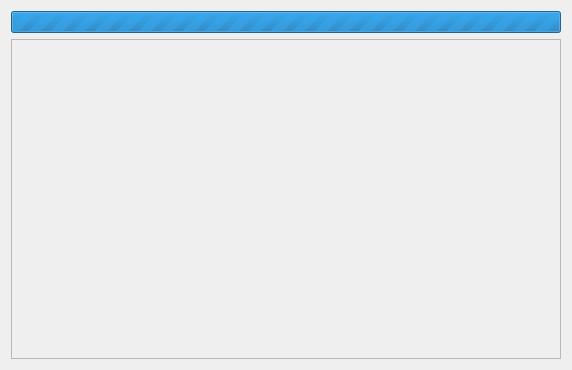
The window that picup/ui_files/LinkDialog.ui (Arvedui/picup) describes before a commit, drawn with Qt 5.
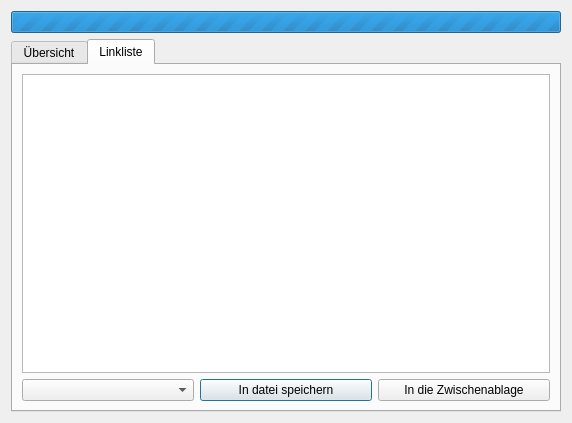
The same window after the commit. The open tabs and pages were chosen to show the change.

Commit message: preperations for better link output

What changed in the file:
```diff
--- a/picup/ui_files/LinkDialog.ui
+++ b/picup/ui_files/LinkDialog.ui
@@ -7,7 +7,7 @@
     <x>0</x>
     <y>0</y>
     <width>572</width>
-    <height>361</height>
+    <height>423</height>
    </rect>
   </property>
   <property name="windowTitle">
@@ -16,8 +16,8 @@
   <property name="locale">
    <locale language="German" country="Germany"/>
   </property>
-  <layout class="QVBoxLayout" name="verticalLayout">
-   <item>
+  <layout class="QGridLayout" name="gridLayout_2">
+   <item row="0" column="0">
     <widget class="QProgressBar" name="progressBar_upload">
      <property name="maximum">
       <number>0</number>
@@ -36,7 +36,32 @@
      </property>
     </widget>
    </item>
-   <item>
+   <item row="1" column="0">
+    <widget class="QTabWidget" name="tabWidget">
+     <property name="tabPosition">
+      <enum>QTabWidget::North</enum>
+     </property>
+     <property name="tabShape">
+      <enum>QTabWidget::Rounded</enum>
+     </property>
+     <property name="currentIndex">
+      <number>0</number>
+     </property>
+     <property name="documentMode">
+      <bool>false</bool>
+     </property>
+     <property name="tabsClosable">
+      <bool>false</bool>
+     </property>
+     <property name="movable">
+      <bool>false</bool>
+     </property>
+     <widget class="QWidget" name="tab">
+      <attribute name="title">
+       <string>Übersicht</string>
+      </attribute>
+      <layout class="QGridLayout" name="gridLayout">
+       <item row="0" column="0">
     <widget class="QScrollArea" name="scrollArea">
      <property name="sizePolicy">
       <sizepolicy hsizetype="Minimum" vsizetype="Minimum">
@@ -46,7 +71,7 @@
      </property>
      <property name="minimumSize">
       <size>
-       <width>550</width>
+           <width>0</width>
        <height>320</height>
       </size>
      </property>
@@ -58,11 +83,51 @@
        <rect>
         <x>0</x>
         <y>0</y>
-        <width>556</width>
-        <height>318</height>
-       </rect>
-      </property>
-      <zorder>progressBar_upload</zorder>
+            <width>530</width>
+            <height>319</height>
+           </rect>
+          </property>
+         </widget>
+        </widget>
+       </item>
+      </layout>
+     </widget>
+     <widget class="QWidget" name="tab_2">
+      <attribute name="title">
+       <string>Linkliste</string>
+      </attribute>
+      <layout class="QGridLayout" name="gridLayout_3">
+       <item row="1" column="0">
+        <widget class="QComboBox" name="comboBox_link_output">
+         <property name="contextMenuPolicy">
+          <enum>Qt::NoContextMenu</enum>
+         </property>
+         <property name="editable">
+          <bool>false</bool>
+         </property>
+         <property name="frame">
+          <bool>true</bool>
+         </property>
+        </widget>
+       </item>
+       <item row="1" column="1">
+        <widget class="QPushButton" name="pushButton_save_to_file_">
+         <property name="text">
+          <string>In datei speichern</string>
+         </property>
+        </widget>
+       </item>
+       <item row="1" column="2">
+        <widget class="QPushButton" name="pushButton_to_clipboard">
+         <property name="text">
+          <string>In die Zwischenablage</string>
+         </property>
+        </widget>
+       </item>
+       <item row="0" column="0" colspan="3">
+        <widget class="QListView" name="listView_links"/>
+       </item>
+      </layout>
      </widget>
     </widget>
    </item>
```
Lines whose indentation alone changed are shown as unchanged. The commit also changes 1 other file.
